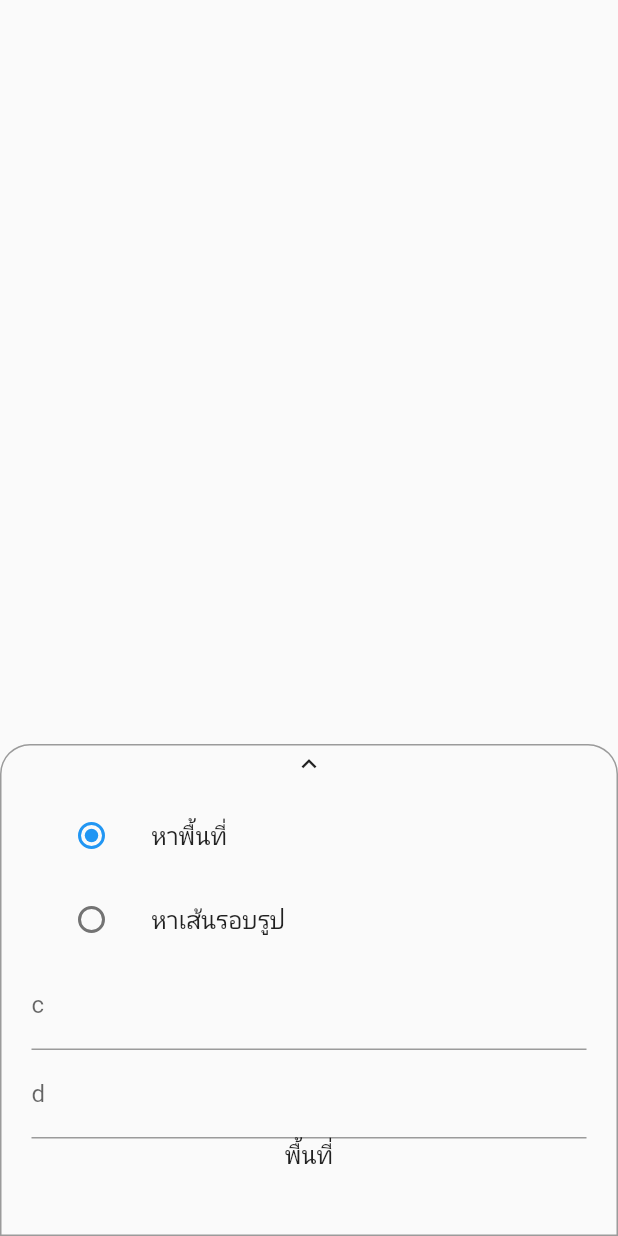
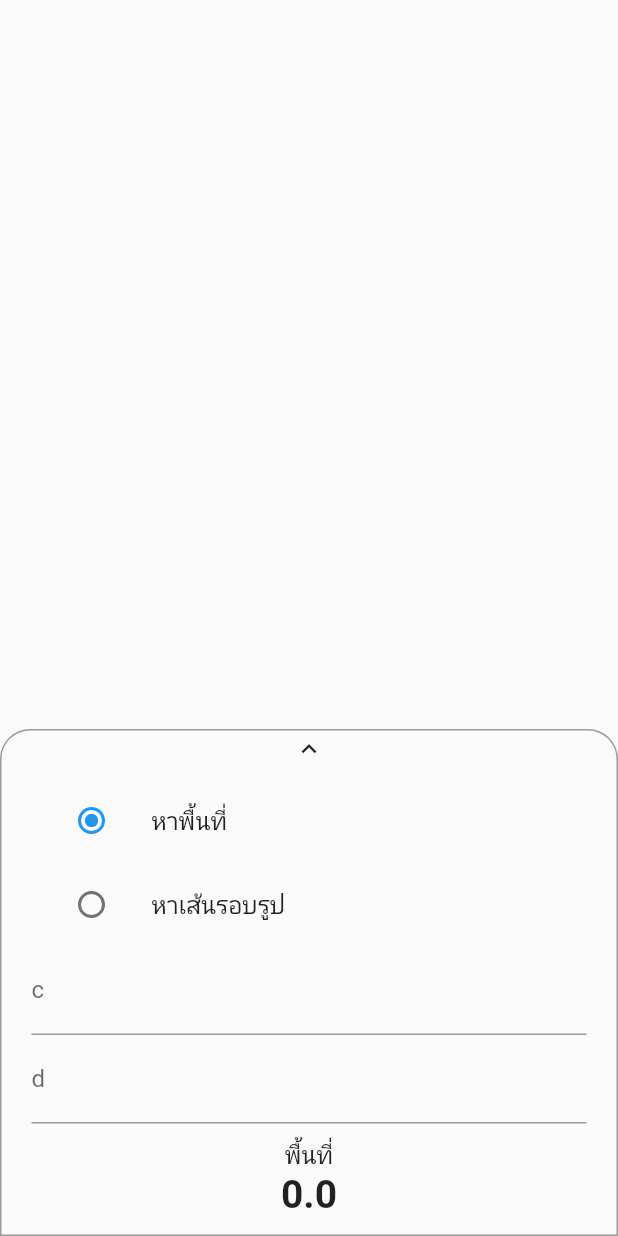
Before and after one commit to Wongvaritanprasertporn/class12geomathitproject, a Flutter app: the KiteCalcPage widget shown alone on an empty page, opened directly, on a phone screen of 412 x 824 dp. Run offline on Flutter 3.47's test engine with Material 2 defaults, Android fonts, the phone set to English and light mode, and no system bars.

```diff
--- a/lib/CalcSubPage/kite.dart
+++ b/lib/CalcSubPage/kite.dart
@@ -68,7 +68,7 @@ class _KiteCalcPage extends State<KiteCalcPage> {
       }
     }
 
-    calculateFromAb() {
+    calculateFromAb(String string) {
       double a = double.tryParse(valueA.text) ?? 0;
       double b = double.tryParse(valueB.text) ?? 0;
       double c = 0;
@@ -180,6 +180,7 @@ class _KiteCalcPage extends State<KiteCalcPage> {
                                             onChanged: calculateFromCd,
                                             controller: valueD,
                                           ),
+                                          SizedBox(height: 10),
                                           Text(
                                             "พื้นที่",
                                             style: TextStyle(
@@ -187,7 +188,7 @@ class _KiteCalcPage extends State<KiteCalcPage> {
                                                 fontWeight: FontWeight.w500),
                                           ),
                                           Text(
-                                        "", //"${0.5 * c * d}",
+                                            "$area",
                                             style: TextStyle(
                                                 fontSize: 26,
                                                 fontWeight: FontWeight.bold),
@@ -208,6 +209,7 @@ class _KiteCalcPage extends State<KiteCalcPage> {
                                           onChanged: calculateFromAb,
                                           controller: valueB,
                                         ),
+                                        SizedBox(height: 10),
                                         Text(
                                           "เส้นรอบรูป",
                                           style: TextStyle(
@@ -215,7 +217,7 @@ class _KiteCalcPage extends State<KiteCalcPage> {
                                               fontWeight: FontWeight.w500),
                                         ),
                                         Text(
-                                      "", //"${2 * (a + b)}",
+                                          "$peri",
                                           style: TextStyle(
                                               fontSize: 26,
                                               fontWeight: FontWeight.bold),
--- a/lib/CalcSubPage/trapezoid.dart
+++ b/lib/CalcSubPage/trapezoid.dart
@@ -108,7 +108,7 @@ class _TrapezoidCalcPage extends State<TrapezoidCalcPage> {
                                   fontSize: 16, fontWeight: FontWeight.w500),
                             ),
                             Text(
-                              "$area}",
+                              "$area",
                               style: TextStyle(
                                   fontSize: 26, fontWeight: FontWeight.bold),
                             ),
--- a/lib/numberField.dart
+++ b/lib/numberField.dart
@@ -61,7 +61,7 @@ class _NumberField extends State<NumberField> {
       decoration: new InputDecoration(labelText: labelText),
       keyboardType: TextInputType.number,
       inputFormatters: <TextInputFormatter>[
-        FilteringTextInputFormatter.allow(RegExp('^-?[0-9,]*\\.?[0-9,]*\$')),
+        FilteringTextInputFormatter.allow(RegExp('^[0-9,]*\\.?[0-9,]*\$')),
       ],
       onChanged: onChanged,
       controller: controller,
```
Also changed, not shown: lib/CalcSubPage/rectangle.dart (+39 -6 lines), lib/CalcSubPage/rhombus.dart (+6 -4 lines), lib/CalcSubPage/square.dart (+24 -7 lines), lib/CalcSubPage/triangle.dart (+9 -0 lines). Lines whose indentation alone changed are shown as unchanged.
